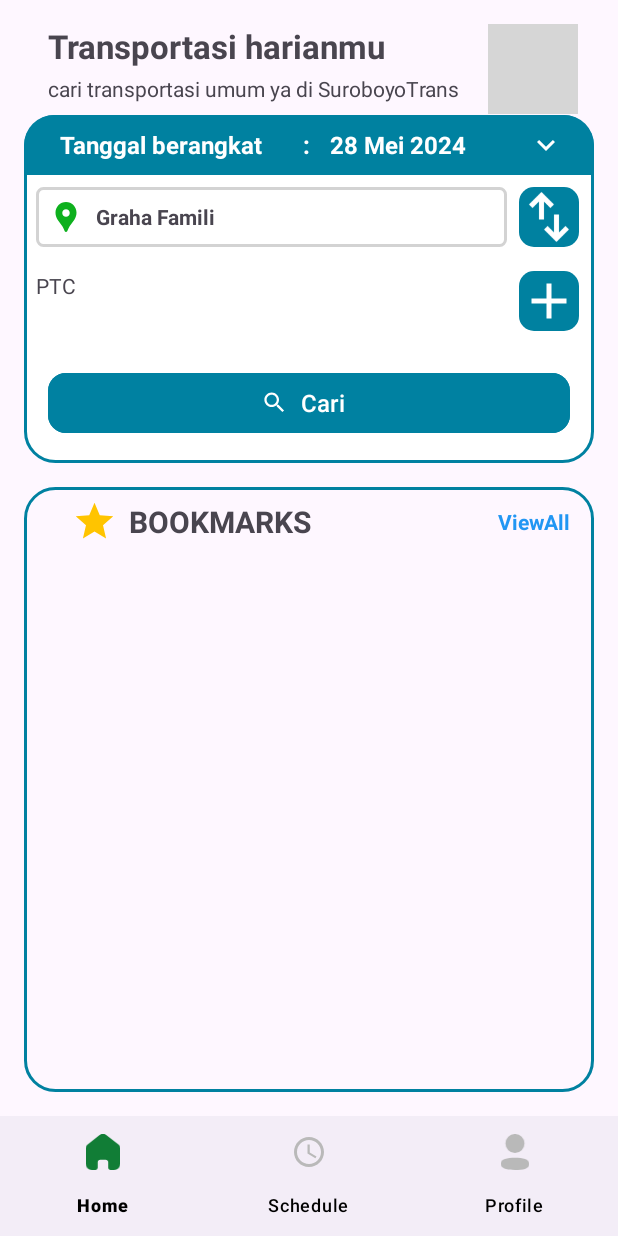
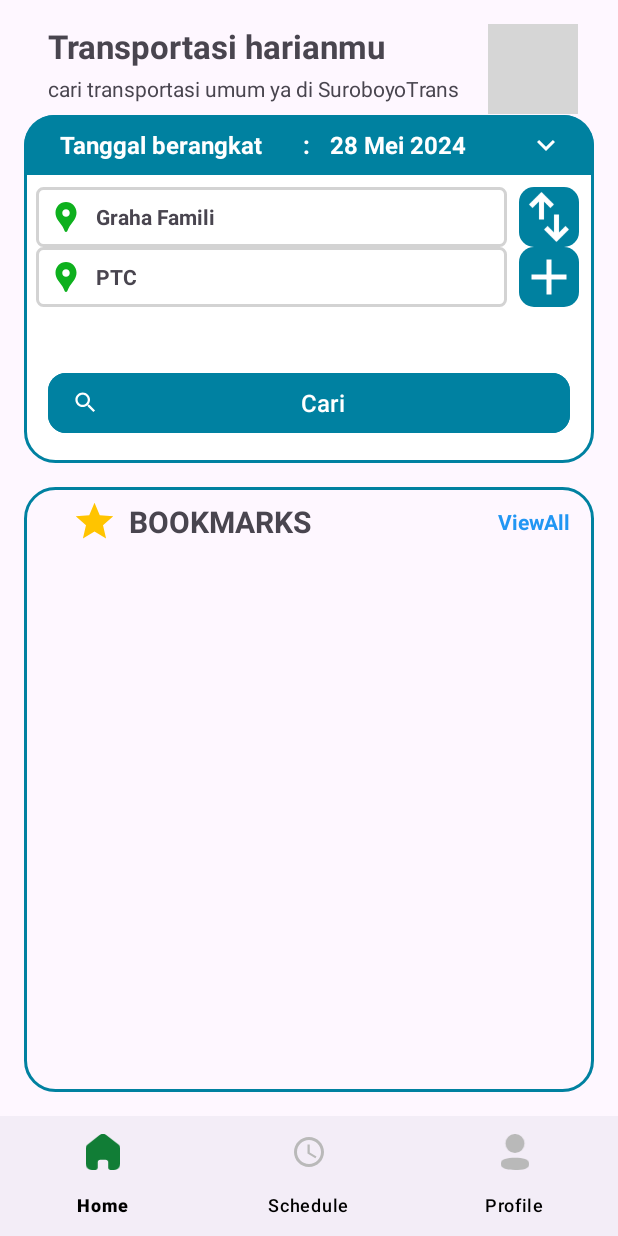
Before and after one commit to jessymarcelyn/manpro_kel5, an Android app: the screen it shows after launch (Home), on a phone screen of 412 x 824 dp. Run offline under Robolectric (Android 15) with nearby library versions, the phone set to English and light mode, and no system bars; our stand-ins replace Firebase (no records; nobody signed in at launch, a user with empty details on screens opened directly); grey boxes are pictures that could not be loaded.

Commit message:
perbaiki tipis home

```diff
--- a/app/src/main/java/manpro/kel5/proyek_manpro/Home.kt
+++ b/app/src/main/java/manpro/kel5/proyek_manpro/Home.kt
@@ -20,13 +20,14 @@ import java.util.Locale
 class Home : AppCompatActivity() {
     private val db = FirebaseFirestore.getInstance()
     private lateinit var btnSearch: Button
-    private lateinit var btnChange: ImageView
 
     companion object{
         const val dataAsall = "GETDATA1"
         const val dataTujuann = "GETDATA2"
         const val isAsall = "true"
     }
+
+    private var normal: Boolean = true
 
     @SuppressLint("MissingInflatedId")
     override fun onCreate(savedInstanceState: Bundle?) {
@@ -42,15 +43,16 @@ class Home : AppCompatActivity() {
         var _tv_tanggal = findViewById<TextView>(R.id.tv_tanggal)
         _tv_tanggal.text = formattedDate
 
+        var _tv_asal2 = findViewById<TextView>(R.id.tv_asal2)
 
-        btnSearch = findViewById(R.id.btn_search)
-        btnChange = findViewById(R.id.iv_changeRoute)
-
-        var _tv_asal2 = findViewById<TextView>(R.id.tv_asal2)
         var _tv_tujuan2 = findViewById<TextView>(R.id.tv_tujuan2)
 
+//        val terimaDataAsal  = intent.getStringExtra(Home.dataAsall) ?: "Arief Rahman Hakim 1"
+//        val terimaDataTujuan = intent.getStringExtra(Home.dataTujuann) ?: "Arief Rahman Hakim 2"
         val terimaDataAsal  = intent.getStringExtra(Home.dataAsall) ?: "Graha Famili"
         val terimaDataTujuan = intent.getStringExtra(Home.dataTujuann) ?: "PTC"
+//        val terimaDataAsal  = intent.getStringExtra(Home.dataAsall) ?: "Pakuwon City Mall"
+//        val terimaDataTujuan = intent.getStringExtra(Home.dataTujuann) ?: "Galaxy Mall 2"
         Log.d("pipi", "balik")
         Log.d("pipi", "terimaDataAsal" + terimaDataAsal)
         Log.d("pipi", "terimaDataTujuan" + terimaDataTujuan)
@@ -59,11 +61,20 @@ class Home : AppCompatActivity() {
         _tv_asal2.text = terimaDataAsal
         _tv_tujuan2.text = terimaDataTujuan
 
-        btnChange.setOnClickListener{
-            val temp = _tv_asal2.text
-            _tv_asal2.text = _tv_tujuan2.text
-            _tv_tujuan2.text = temp
+        var _iv_switch = findViewById<ImageView>(R.id.iv_switch)
+
+        _iv_switch.setOnClickListener {
+            if (normal) {
+                _tv_asal2.text = terimaDataTujuan
+                _tv_tujuan2.text = terimaDataAsal
+                normal = false
+            } else {
+                _tv_asal2.text = terimaDataAsal
+                _tv_tujuan2.text = terimaDataTujuan
+                normal = true
+            }
         }
+        btnSearch = findViewById(R.id.btn_search)
 
         _tv_asal2.setOnClickListener {
             val intentWithData = Intent(this@Home, SelectLocation::class.java).apply {
--- a/app/src/main/res/layout/activity_home.xml
+++ b/app/src/main/res/layout/activity_home.xml
@@ -134,6 +134,31 @@
                                 android:text="Stasiun Pasar Turi"
                                 android:textStyle="bold" />
                         </LinearLayout>
+                        <LinearLayout
+                            android:layout_width="match_parent"
+                            android:layout_height="match_parent"
+                            android:background="@drawable/box_home_location"
+                            android:orientation="horizontal">
+
+                            <ImageView
+                                android:id="@+id/imageView2"
+                                android:layout_width="wrap_content"
+                                android:layout_height="wrap_content"
+                                android:layout_gravity="center"
+                                android:layout_margin="8dp"
+                                android:layout_marginStart="8dp"
+                                app:srcCompat="@drawable/ic_location_asal" />
+
+                            <TextView
+                                android:id="@+id/tv_tujuan2"
+                                android:layout_width="match_parent"
+                                android:layout_height="wrap_content"
+                                android:layout_gravity="center"
+                                android:text="TextView"
+                                android:textStyle="bold" />
+
+                        </LinearLayout>
+
 
                     </LinearLayout>
 
@@ -147,14 +172,23 @@
                         <LinearLayout
                             android:layout_width="wrap_content"
                             android:layout_height="wrap_content"
-                            android:orientation="horizontal">
+                            android:orientation="vertical">
 
                             <ImageView
-                                android:id="@+id/iv_changeRoute"
+                                android:id="@+id/iv_switch"
                                 android:layout_width="40dp"
                                 android:layout_height="40dp"
                                 android:background="@drawable/box_button_home"
                                 app:srcCompat="@drawable/ic_swap" />
+
+                            <ImageView
+                                android:id="@+id/iv_tambah"
+                                android:layout_width="40dp"
+                                android:layout_height="40dp"
+                                android:layout_weight="1"
+                                android:background="@drawable/box_button_home"
+                                app:srcCompat="@drawable/ic_plus" />
+
                         </LinearLayout>
                     </LinearLayout>
 
@@ -184,40 +218,11 @@
                             android:orientation="horizontal">
 
                             <androidx.recyclerview.widget.RecyclerView
+                                android:id="@+id/rv_stop"
                                 android:layout_width="wrap_content"
                                 android:layout_height="wrap_content" />
                         </LinearLayout>
-
-                        <TextView
-                            android:id="@+id/tv_tujuan2"
-                            android:layout_width="match_parent"
-                            android:layout_height="wrap_content"
-                            android:text="TextView" />
-
                     </LinearLayout>
-
-                    <LinearLayout
-                        android:layout_width="100dp"
-                        android:layout_height="wrap_content"
-                        android:layout_marginTop="8dp"
-                        android:layout_weight="1"
-                        android:orientation="vertical">
-
-                        <LinearLayout
-                            android:layout_width="wrap_content"
-                            android:layout_height="wrap_content"
-                            android:orientation="horizontal">
-
-                            <ImageView
-                                android:id="@+id/imageView21"
-                                android:layout_width="40dp"
-                                android:layout_height="40dp"
-                                android:layout_weight="1"
-                                android:background="@drawable/box_button_home"
-                                app:srcCompat="@drawable/ic_plus" />
-                        </LinearLayout>
-                    </LinearLayout>
-
                 </LinearLayout>
 
                 <Button
@@ -232,8 +237,7 @@
                     android:text="Cari"
                     android:textSize="16sp"
                     app:cornerRadius="12dp"
-                    app:icon="@drawable/ic_search"
-                    app:iconGravity="textStart" />
+                    app:icon="@drawable/ic_search" />
 
             </LinearLayout>
 
```
